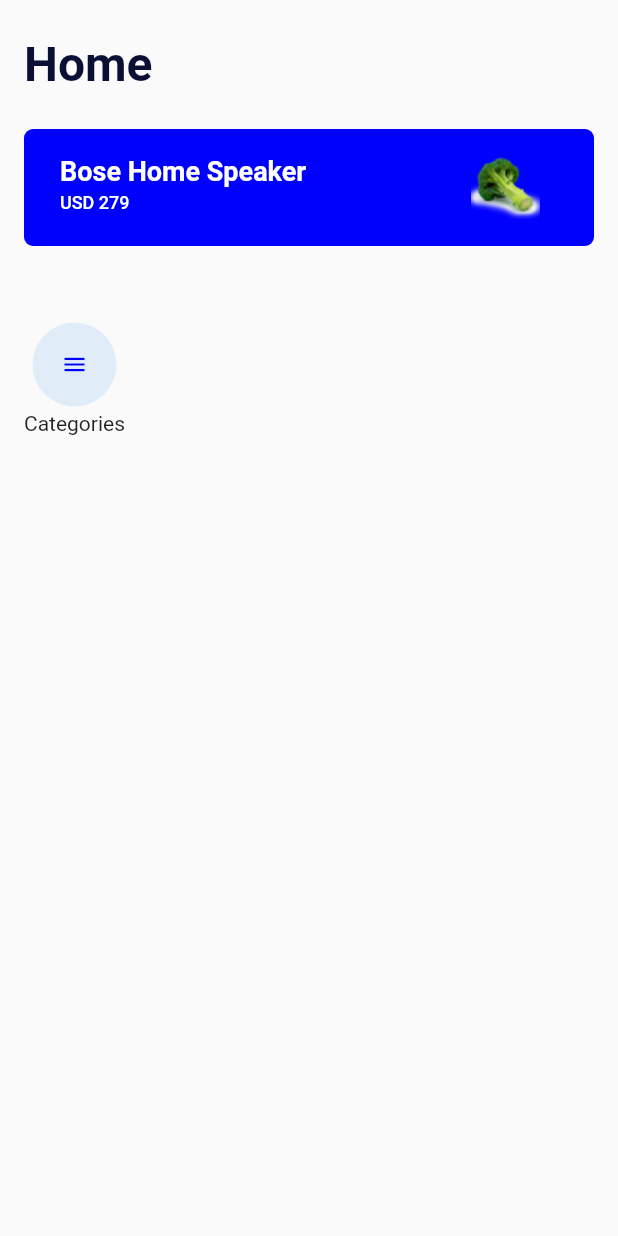
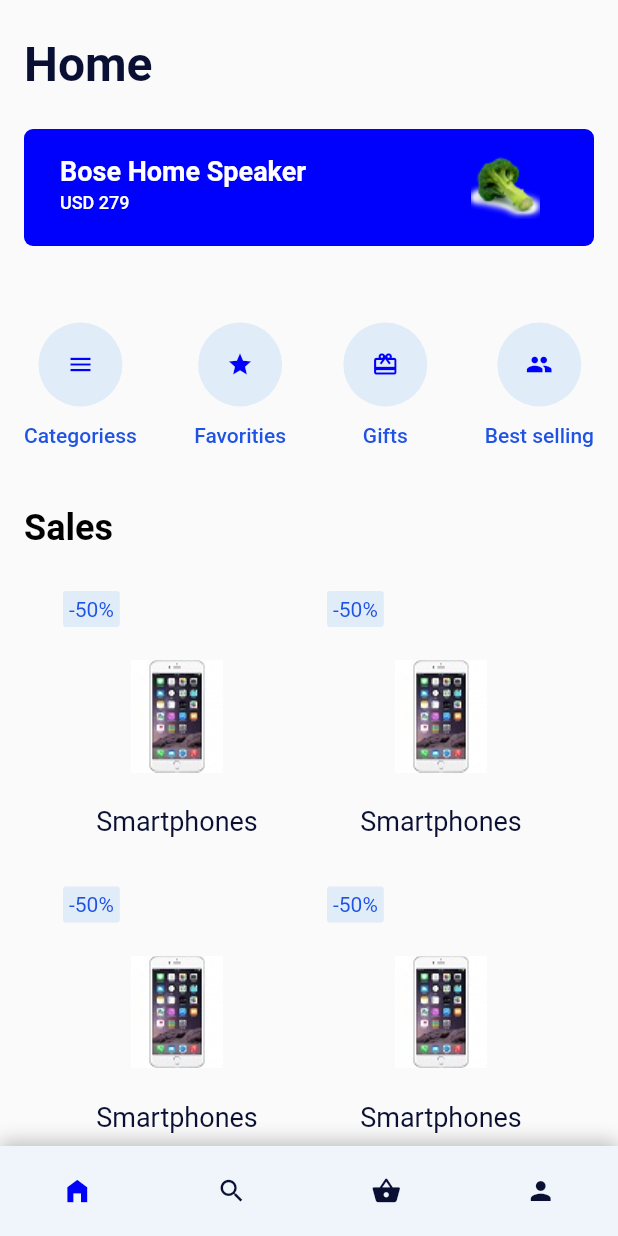
Before and after one commit to umit-turk/FlutterLearnECommerce, a Flutter app: the screen it shows after launch, on a phone screen of 412 x 824 dp. Run offline on Flutter 3.47's test engine with Material 2 defaults, Android fonts, the phone set to English and light mode, and no system bars.

Commit message:
built to home page

```diff
--- /dev/null
+++ b/lib/home.dart
@@ -0,0 +1,295 @@
+import 'package:flutter/material.dart';
+
+class HomaPage extends StatefulWidget {
+  const HomaPage({Key? key}) : super(key: key);
+
+  @override
+  State<HomaPage> createState() => _HomaPageState();
+}
+
+class _HomaPageState extends State<HomaPage> {
+  @override
+  Widget build(BuildContext context) {
+    double screenWidth = MediaQuery.of(context).size.width;
+    return Scaffold(
+      body: SafeArea(
+        child: Stack(
+          children: [
+            Padding(
+              padding: const EdgeInsets.symmetric(horizontal: 16.0),
+              child: ListView(
+                children: [
+                  //Baslik
+                  buildBaslik(),
+
+                  //Banner
+                  buildBanner(),
+
+                  // Butonlar
+                  Padding(
+                    padding: EdgeInsets.only(top: 48),
+                    child: Row(
+                      mainAxisAlignment: MainAxisAlignment.spaceBetween,
+                      children: [
+                        //ilk eleman
+                        buildNavigation(text: "Categoriess", icon: Icons.menu),
+                        //ikinci eleman
+                        buildNavigation(text: "Favorities", icon: Icons.star),
+                        //ucuncu eleman
+                        buildNavigation(
+                            text: "Gifts", icon: Icons.card_giftcard),
+                        //dorduncu eleman
+                        buildNavigation(
+                            text: "Best selling", icon: Icons.people),
+                      ],
+                    ),
+                  ),
+
+                  //sales title
+                  SizedBox(height: 40),
+                  Text(
+                    "Sales",
+                    style: TextStyle(
+                        fontWeight: FontWeight.bold,
+                        fontSize: 24,
+                        color: Color(0xFF000000)),
+                  ),
+                  SizedBox(
+                    height: 16,
+                  ),
+
+                  //sales items
+                  Row(
+                    mainAxisAlignment: MainAxisAlignment.center,
+                    children: [
+                      buildSalesItem(
+                          text: "Smartphones",
+                          photoUrl: "assets/image/telefon.jpg",
+                          discount: "-50%",
+                          screenWidth: screenWidth),
+                      buildSalesItem(
+                          text: "Smartphones",
+                          photoUrl: "assets/image/telefon.jpg",
+                          discount: "-50%",
+                          screenWidth: screenWidth),
+                    ],
+                  ),
+                  Row(
+                    mainAxisAlignment: MainAxisAlignment.center,
+                    children: [
+                      buildSalesItem(
+                          text: "Smartphones",
+                          photoUrl: "assets/image/telefon.jpg",
+                          discount: "-50%",
+                          screenWidth: screenWidth),
+                      buildSalesItem(
+                          text: "Smartphones",
+                          photoUrl: "assets/image/telefon.jpg",
+                          discount: "-50%",
+                          screenWidth: screenWidth),
+                    ],
+                  ),
+                  Row(
+                    mainAxisAlignment: MainAxisAlignment.center,
+                    children: [
+                      buildSalesItem(
+                          text: "Smartphones",
+                          photoUrl: "assets/image/telefon.jpg",
+                          discount: "-50%",
+                          screenWidth: screenWidth),
+                      buildSalesItem(
+                          text: "Smartphones",
+                          photoUrl: "assets/image/telefon.jpg",
+                          discount: "-50%",
+                          screenWidth: screenWidth),
+                    ],
+                  ),
+                  Row(
+                    mainAxisAlignment: MainAxisAlignment.center,
+                    children: [
+                      buildSalesItem(
+                          text: "Smartphones",
+                          photoUrl: "assets/image/telefon.jpg",
+                          discount: "-50%",
+                          screenWidth: screenWidth),
+                      buildSalesItem(
+                          text: "Smartphones",
+                          photoUrl: "assets/image/telefon.jpg",
+                          discount: "-50%",
+                          screenWidth: screenWidth),
+                    ],
+                  ),
+                ],
+              ),
+            ),
+
+            //BOTTTOM NAVIGATION BAR
+            Align(
+              alignment: Alignment.bottomCenter,
+              child: Container(
+                decoration: BoxDecoration(
+                  boxShadow: [
+                    BoxShadow(
+                        offset: Offset(0, -3),
+                        color: Colors.black.withOpacity(0.25),
+                        blurRadius: 10)
+                  ],
+                  color: Color(0xFFEFF5FB),
+                ),
+                width: double.infinity,
+                padding: EdgeInsets.symmetric(vertical: 20),
+                child: Row(
+                  mainAxisAlignment: MainAxisAlignment.spaceAround,
+                  children: [
+                    buildNavIcon(iconData: Icons.home_filled, active: true),
+                    buildNavIcon(iconData: Icons.search, active: false),
+                    buildNavIcon(
+                        iconData: Icons.shopping_basket, active: false),
+                    buildNavIcon(iconData: Icons.person, active: false),
+                  ],
+                ),
+              ),
+            ),
+          ],
+        ),
+      ),
+    );
+  }
+
+  Widget buildNavIcon({required IconData iconData, required bool active}) {
+    return Icon(
+      iconData,
+      size: 20,
+      color: Color(active ? 0xFF0001FC : 0xFF0A1034),
+    );
+  }
+}
+
+Widget buildNavigation({
+  required String text,
+  required IconData icon,
+  Widget? widget,
+  BuildContext? context,
+}) {
+  return GestureDetector(
+    onTap: () {
+      Navigator.push(context!, MaterialPageRoute(builder: (context) {
+        return widget!;
+      }));
+    },
+    child: Column(
+      children: [
+        Container(
+          padding: EdgeInsets.symmetric(horizontal: 19, vertical: 22),
+          decoration:
+              BoxDecoration(shape: BoxShape.circle, color: Color(0xFFE0ECF8)),
+          child: Icon(
+            icon,
+            color: Color(0xFF0001FC),
+            size: 18,
+          ),
+        ),
+        SizedBox(
+          height: 8,
+        ),
+        Text(
+          text,
+          style: TextStyle(
+              color: Color(0xFF1F53E4),
+              fontSize: 14,
+              fontWeight: FontWeight.w500),
+        ),
+      ],
+    ),
+  );
+}
+
+Widget buildBanner() {
+  return Padding(
+    padding: EdgeInsets.only(top: 24.0),
+    child: Container(
+      width: double.infinity,
+      padding: EdgeInsets.only(left: 24, right: 36, top: 14, bottom: 18),
+      decoration: BoxDecoration(
+          color: Color(0xFF0001FC), borderRadius: BorderRadius.circular(6)),
+      child: Row(
+        mainAxisAlignment: MainAxisAlignment.spaceBetween,
+        children: [
+          Column(
+            crossAxisAlignment: CrossAxisAlignment.start,
+            children: [
+              Text(
+                'Bose Home Speaker',
+                style: TextStyle(
+                    color: Colors.white,
+                    fontSize: 18,
+                    fontWeight: FontWeight.w600),
+              ),
+              SizedBox(
+                height: 4,
+              ),
+              Text(
+                'USD 279',
+                style: TextStyle(
+                    color: Colors.white,
+                    fontSize: 12,
+                    fontWeight: FontWeight.w500),
+              ),
+            ],
+          ),
+          Image.asset('assets/image/brocoli.png')
+        ],
+      ),
+    ),
+  );
+}
+
+Widget buildBaslik() {
+  return Padding(
+    padding: const EdgeInsets.only(top: 24.0),
+    child: Text(
+      'Home',
+      style: TextStyle(
+          fontSize: 32, color: Color(0xFF0A1034), fontWeight: FontWeight.bold),
+    ),
+  );
+}
+
+Container buildSalesItem({
+  required String text,
+  required String photoUrl,
+  required String discount,
+  required double screenWidth,
+}) {
+  return Container(
+    width: (screenWidth - 60) * 0.5,
+    padding: EdgeInsets.only(left: 12, top: 12, bottom: 21, right: 12),
+    child: Column(
+      crossAxisAlignment: CrossAxisAlignment.start,
+      children: [
+        // 50%
+        Container(
+          padding: EdgeInsets.all(4),
+          decoration: BoxDecoration(
+              borderRadius: BorderRadius.circular(2), color: Color(0xFFE0ECF8)),
+          child: Text(
+            discount,
+            style: TextStyle(color: Color(0xFF1F53E4)),
+          ),
+        ),
+
+        //telefon resmi
+        SizedBox(height: 22),
+        Center(child: Image.asset(photoUrl)),
+        SizedBox(height: 22),
+        //ismi
+        Center(
+          child: Text(
+            text,
+            style: TextStyle(fontSize: 18, color: Color(0xFF0A1034)),
+          ),
+        )
+      ],
+    ),
+  );
+}
--- a/lib/main.dart
+++ b/lib/main.dart
@@ -1,4 +1,5 @@
 import 'package:flutter/material.dart';
+import 'package:flutter_application_1/home.dart';
 
 void main() {
   runApp(const MyApp());
@@ -15,103 +16,6 @@ class MyApp extends StatelessWidget {
         theme: ThemeData(
           primarySwatch: Colors.blue,
         ),
-        home: Scaffold(
-          body: SafeArea(
-            child: Padding(
-              padding: const EdgeInsets.symmetric(horizontal: 16.0),
-              child: Column(
-                crossAxisAlignment: CrossAxisAlignment.start,
-                children: [
-                  //Baslik
-                  buildBaslik(),
-
-                  //Banner
-                  buildBanner(),
-
-                  // Butonlar
-                  Padding(
-                    padding: EdgeInsets.only(top: 48),
-                    child: Row(
-                      children: [
-                        //ilk eleman
-                        Column(
-                          children: [
-                            Container(
-                              padding: EdgeInsets.symmetric(
-                                  horizontal: 19, vertical: 22),
-                              decoration: BoxDecoration(
-                                  shape: BoxShape.circle,
-                                  color: Color(0xFFE0ECF8)),
-                              child: Icon(
-                                Icons.menu,
-                                color: Color(0xFF0001FC),
-                                size: 18,
-                              ),
-                            ),
-                            Text('Categories'),
-                          ],
-                        )
-                      ],
-                    ),
-                  )
-                  //sales
-                ],
-              ),
-            ),
-          ),
-        ));
-  }
-
-  Widget buildBanner() {
-    return Padding(
-      padding: EdgeInsets.only(top: 24.0),
-      child: Container(
-        width: double.infinity,
-        padding: EdgeInsets.only(left: 24, right: 36, top: 14, bottom: 18),
-        decoration: BoxDecoration(
-            color: Color(0xFF0001FC), borderRadius: BorderRadius.circular(6)),
-        child: Row(
-          mainAxisAlignment: MainAxisAlignment.spaceBetween,
-          children: [
-            Column(
-              crossAxisAlignment: CrossAxisAlignment.start,
-              children: [
-                Text(
-                  'Bose Home Speaker',
-                  style: TextStyle(
-                      color: Colors.white,
-                      fontSize: 18,
-                      fontWeight: FontWeight.w600),
-                ),
-                SizedBox(
-                  height: 4,
-                ),
-                Text(
-                  'USD 279',
-                  style: TextStyle(
-                      color: Colors.white,
-                      fontSize: 12,
-                      fontWeight: FontWeight.w500),
-                ),
-              ],
-            ),
-            Image.asset('assets/image/brocoli.png')
-          ],
-        ),
-      ),
-    );
-  }
-
-  Widget buildBaslik() {
-    return Padding(
-      padding: const EdgeInsets.only(top: 24.0),
-      child: Text(
-        'Home',
-        style: TextStyle(
-            fontSize: 32,
-            color: Color(0xFF0A1034),
-            fontWeight: FontWeight.bold),
-      ),
-    );
+        home: HomaPage());
   }
 }
```
Also changed, not shown: assets/image/telefon.jpg (added).
